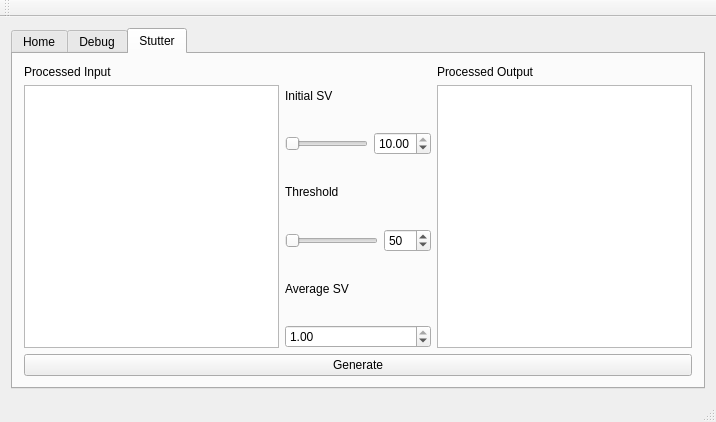
Old version of the form svTool.ui in the repository Eve-ning/reamber.
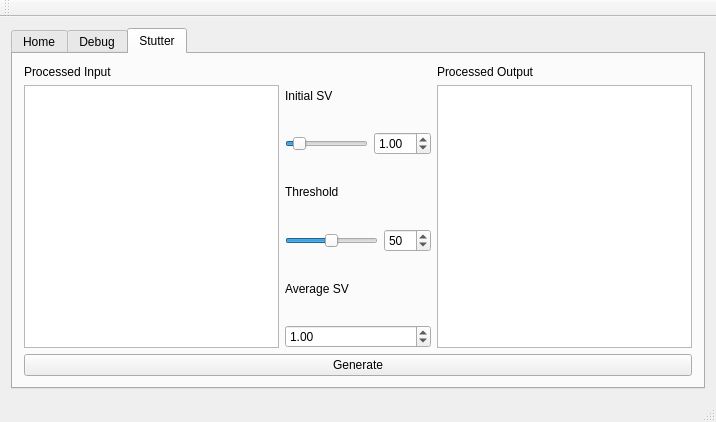
New version of the form.

Commit message:
Finished Stutter Tool
Finally this works fine.

What changed in the file:
```diff
--- a/svTool.ui
+++ b/svTool.ui
@@ -179,7 +179,7 @@
              <double>1.000000000000000</double>
             </property>
             <property name="value">
-             <double>10.000000000000000</double>
+             <double>1.000000000000000</double>
             </property>
            </widget>
           </item>
@@ -194,6 +194,9 @@
             <property name="pageStep">
              <number>1</number>
             </property>
+            <property name="value">
+             <number>100</number>
+            </property>
             <property name="orientation">
              <enum>Qt::Horizontal</enum>
             </property>
@@ -222,6 +225,9 @@
             <property name="maximum">
              <number>100</number>
             </property>
+            <property name="value">
+             <number>50</number>
+            </property>
             <property name="orientation">
              <enum>Qt::Horizontal</enum>
             </property>
@@ -267,7 +273,7 @@
              <double>0.100000000000000</double>
             </property>
             <property name="maximum">
-             <double>1.000000000000000</double>
+             <double>10.000000000000000</double>
             </property>
             <property name="singleStep">
              <double>0.100000000000000</double>
```
Left out of the diff: 2 changed lines with no effect on the pictures. The commit also changes 2 other files.
